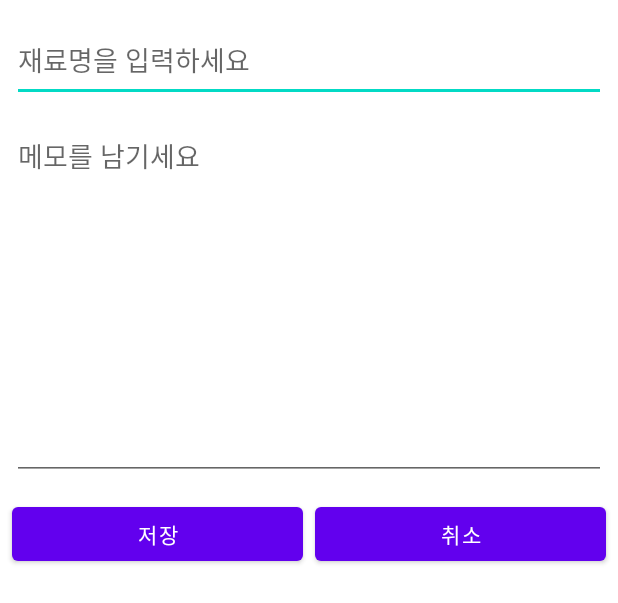
After one commit to nmdvvbmn/TheTHsKitchen_GIT_Ver2021072601, an Android app: the layout dailog_cart_add.xml on its own in the app's theme, with its tools: preview values and no code run, on a phone screen of 412 x 824 dp. The commit adds this screen. Shown: the top 603 px of the screen. Run offline under Robolectric (Android 15) with nearby library versions, the phone set to English and light mode, and no system bars.

```diff
--- a/app/src/main/AndroidManifest.xml
+++ b/app/src/main/AndroidManifest.xml
@@ -5,17 +5,18 @@
     <uses-permission android:name="android.permission.INTERNET" />
 
     <application
-        android:name="com.ths.thethskitchen_git_ver2021072601.App"
+        android:name=".App"
         android:allowBackup="true"
         android:icon="@mipmap/ic_launcher"
         android:label="@string/app_name"
         android:roundIcon="@mipmap/ic_launcher_round"
         android:supportsRtl="true"
         android:theme="@style/Theme.TheTHsKitchen_GIT_Ver2021072601">
+        <activity android:name=".CartActivity"></activity>
         <activity
             android:name=".KitchenActivity"
             android:label="@string/title_activity_kitchen"
-            android:theme="@style/Theme.TheTHsKitchen_GIT_Ver2021072601.NoActionBar"></activity>
+            android:theme="@style/Theme.TheTHsKitchen_GIT_Ver2021072601.NoActionBar" />
         <activity android:name=".RefrigeratorActivity" />
         <activity android:name=".ListActivity" />
         <activity
--- a/app/src/main/java/com/ths/thethskitchen_git_ver2021072601/MainActivity.kt
+++ b/app/src/main/java/com/ths/thethskitchen_git_ver2021072601/MainActivity.kt
@@ -46,7 +46,11 @@ class MainActivity : AppCompatActivity() {
                     val intent = Intent(this,KitchenActivity::class.java)
                     startActivity(intent)
                 }
-                binding.navi.menu.getItem(2).itemId -> Toast.makeText(this,"${it.itemId}",Toast.LENGTH_LONG).show()
+                binding.navi.menu.getItem(2).itemId ->
+                {
+                    val intent = Intent(this,CartActivity::class.java)
+                    startActivity(intent)
+                }
                 binding.navi.menu.getItem(2).itemId -> Toast.makeText(this,"${it.itemId}",Toast.LENGTH_LONG).show()
                 binding.navi.menu.getItem(2).itemId -> Toast.makeText(this,"${it.itemId}",Toast.LENGTH_LONG).show()
                 binding.navi.menu.getItem(2).itemId -> Toast.makeText(this,"${it.itemId}",Toast.LENGTH_LONG).show()
--- /dev/null
+++ b/app/src/main/res/drawable/ic_baseline_kitchen_36.xml
@@ -0,0 +1,5 @@
+<vector android:height="36dp" android:tint="?attr/colorControlNormal"
+    android:viewportHeight="24" android:viewportWidth="24"
+    android:width="36dp" xmlns:android="http://schemas.android.com/apk/res/android">
+    <path android:fillColor="@android:color/white" android:pathData="M18,2.01L6,2c-1.1,0 -2,0.89 -2,2v16c0,1.1 0.9,2 2,2h12c1.1,0 2,-0.9 2,-2L20,4c0,-1.11 -0.9,-1.99 -2,-1.99zM18,20L6,20v-9.02h12L18,20zM18,9L6,9L6,4h12v5zM8,5h2v3L8,8zM8,12h2v5L8,17z"/>
+</vector>
--- /dev/null
+++ b/app/src/main/res/drawable/ic_baseline_kitchen_48.xml
@@ -0,0 +1,5 @@
+<vector android:height="48dp" android:tint="?attr/colorControlNormal"
+    android:viewportHeight="24" android:viewportWidth="24"
+    android:width="48dp" xmlns:android="http://schemas.android.com/apk/res/android">
+    <path android:fillColor="@android:color/white" android:pathData="M18,2.01L6,2c-1.1,0 -2,0.89 -2,2v16c0,1.1 0.9,2 2,2h12c1.1,0 2,-0.9 2,-2L20,4c0,-1.11 -0.9,-1.99 -2,-1.99zM18,20L6,20v-9.02h12L18,20zM18,9L6,9L6,4h12v5zM8,5h2v3L8,8zM8,12h2v5L8,17z"/>
+</vector>
--- /dev/null
+++ b/app/src/main/res/layout/dailog_cart_add.xml
@@ -0,0 +1,68 @@
+<?xml version="1.0" encoding="utf-8"?>
+<androidx.constraintlayout.widget.ConstraintLayout xmlns:android="http://schemas.android.com/apk/res/android"
+    xmlns:app="http://schemas.android.com/apk/res-auto"
+    xmlns:tools="http://schemas.android.com/tools"
+    android:layout_width="match_parent"
+    android:layout_height="wrap_content">
+
+    <EditText
+        android:id="@+id/txtCartAddName"
+        android:layout_width="match_parent"
+        android:layout_height="56dp"
+        android:layout_marginStart="8dp"
+        android:layout_marginTop="12dp"
+        android:layout_marginEnd="8dp"
+        android:ems="10"
+        android:hint="@string/cart_add_name"
+        android:inputType="textPersonName"
+        android:maxLines="1"
+        app:layout_constraintEnd_toEndOf="parent"
+        app:layout_constraintStart_toStartOf="parent"
+        app:layout_constraintTop_toTopOf="parent" />
+
+    <EditText
+        android:id="@+id/txtCartAddDesc"
+        android:layout_width="0dp"
+        android:layout_height="wrap_content"
+        android:layout_marginStart="8dp"
+        android:layout_marginTop="12dp"
+        android:layout_marginEnd="8dp"
+        android:ems="10"
+        android:gravity="top|left"
+        android:hint="@string/cart_add_desc"
+        android:inputType="textMultiLine|textPersonName"
+        android:lines="10"
+        android:maxLines="10"
+        app:layout_constraintEnd_toEndOf="parent"
+        app:layout_constraintStart_toStartOf="parent"
+        app:layout_constraintTop_toBottomOf="@+id/txtCartAddName" />
+
+    <Button
+        android:id="@+id/btnCartAdd"
+        android:layout_width="0dp"
+        android:layout_height="wrap_content"
+        android:layout_marginStart="8dp"
+        android:layout_marginTop="12dp"
+        android:layout_marginBottom="8dp"
+        android:text="@string/save"
+        app:layout_constraintBottom_toBottomOf="parent"
+        app:layout_constraintEnd_toStartOf="@+id/btnCartCanc"
+        app:layout_constraintHorizontal_bias="0.5"
+        app:layout_constraintStart_toStartOf="parent"
+        app:layout_constraintTop_toBottomOf="@+id/txtCartAddDesc" />
+
+    <Button
+        android:id="@+id/btnCartCanc"
+        android:layout_width="0dp"
+        android:layout_height="wrap_content"
+        android:layout_marginStart="8dp"
+        android:layout_marginTop="12dp"
+        android:layout_marginEnd="8dp"
+        android:layout_marginBottom="8dp"
+        android:text="@string/canc"
+        app:layout_constraintBottom_toBottomOf="parent"
+        app:layout_constraintEnd_toEndOf="parent"
+        app:layout_constraintHorizontal_bias="0.5"
+        app:layout_constraintStart_toEndOf="@+id/btnCartAdd"
+        app:layout_constraintTop_toBottomOf="@+id/txtCartAddDesc" />
+</androidx.constraintlayout.widget.ConstraintLayout>
--- a/app/src/main/res/values/strings.xml
+++ b/app/src/main/res/values/strings.xml
@@ -50,8 +50,14 @@
     <string name="refrigerator_add_title">재료 추가 </string>
     <string name="refrigerator_update_title">재료</string>
 
+    <string name="cart_add_name"> 재료명을 입력하세요 </string>
+    <string name="cart_add_desc"> 메모를 남기세요 </string>
+    <string name="cart_add_title">재료 추가 </string>
+    <string name="cart_update_title">재료</string>
+
     <!--    Message-->
     <string name="msg_add_NoName"> 재료명을 입력하세요</string>
     <string name="msg_save_data">저장하였습니다</string>
     <string name="title_activity_kitchen">KitchenActivity</string>
+    <string name="msg_move_data">재료가 냉장고로 이동했어요</string>
 </resources>
```
Also changed, not shown: app/src/main/java/com/ths/thethskitchen_git_ver2021072601/CartActivity.kt (added, +66 -0 lines), app/src/main/java/com/ths/thethskitchen_git_ver2021072601/CartAdapter.kt (added, +94 -0 lines), app/src/main/java/com/ths/thethskitchen_git_ver2021072601/CartHelper.kt (added, +86 -0 lines), app/src/main/java/com/ths/thethskitchen_git_ver2021072601/DataClass.kt (+18 -0 lines), app/src/main/java/com/ths/thethskitchen_git_ver2021072601/RefrigeratorList.kt (deleted, +0 -10 lines), app/src/main/java/com/ths/thethskitchen_git_ver2021072601/SearchActivity.kt (deleted, +0 -26 lines), app/src/main/res/layout/activity_cart.xml (added, +46 -0 lines), app/src/main/res/layout/item_cart.xml (added, +67 -0 lines).
